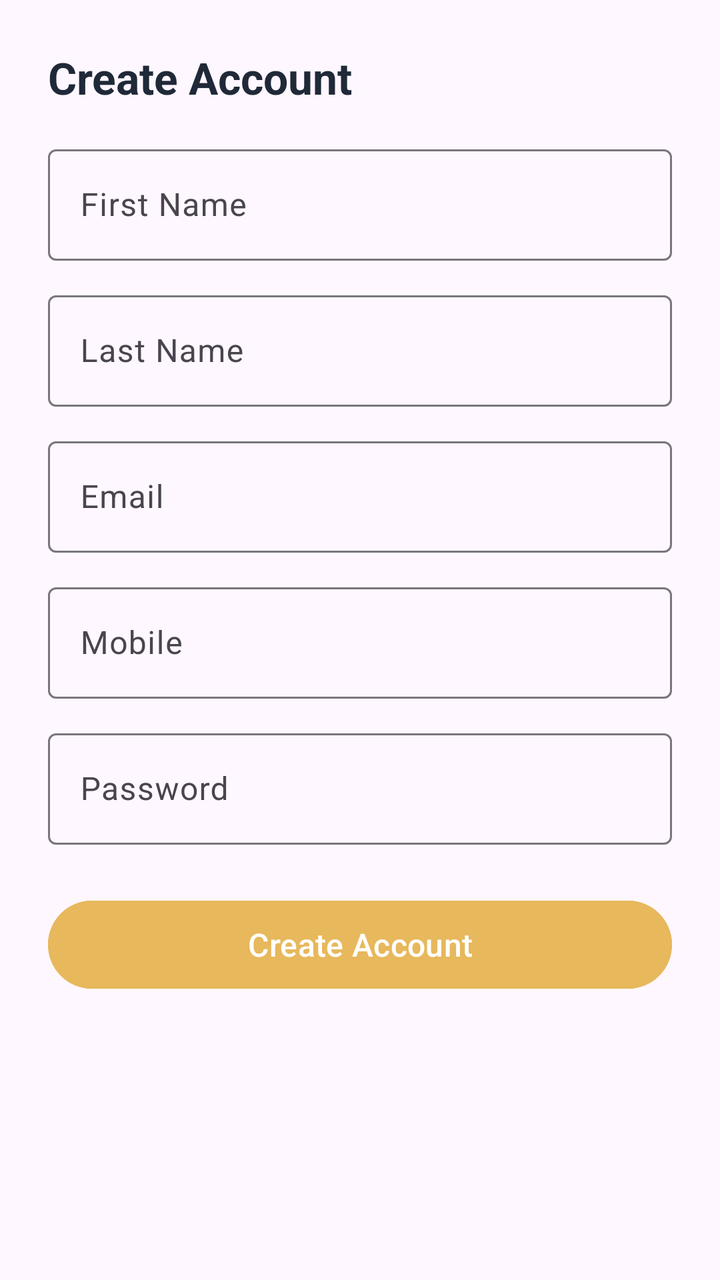
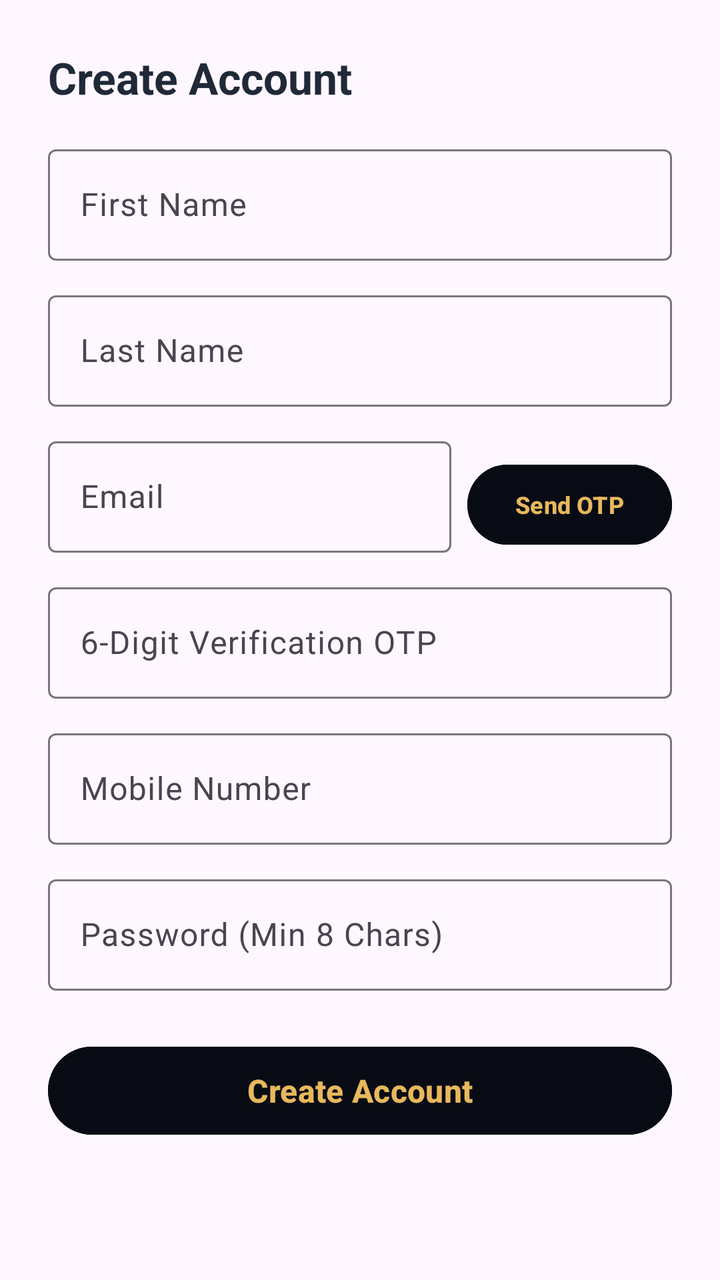

Before-and-after screenshots of an Android layout around one commit, followed by the original layout XML and the change that was made.
<!-- AndroidManifest.xml: application theme Theme.SKMarketHub -->
<!-- res/layout/fragment_register.xml -->
<?xml version="1.0" encoding="utf-8"?>
<ScrollView xmlns:android="http://schemas.android.com/apk/res/android"
    android:layout_width="match_parent"
    android:layout_height="match_parent"
    android:padding="24dp">

    <LinearLayout
        android:layout_width="match_parent"
        android:layout_height="wrap_content"
        android:orientation="vertical">

        <TextView
            android:layout_width="wrap_content"
            android:layout_height="wrap_content"
            android:text="Create Account"
            android:textColor="@color/text_primary"
            android:textSize="22sp"
            android:textStyle="bold" />

        <com.google.android.material.textfield.TextInputLayout
            android:layout_width="match_parent"
            android:layout_height="wrap_content"
            android:layout_marginTop="16dp"
            android:hint="First Name">

            <com.google.android.material.textfield.TextInputEditText
                android:id="@+id/etRegFirstName"
                android:layout_width="match_parent"
                android:layout_height="wrap_content" />
        </com.google.android.material.textfield.TextInputLayout>

        <com.google.android.material.textfield.TextInputLayout
            android:layout_width="match_parent"
            android:layout_height="wrap_content"
            android:layout_marginTop="12dp"
            android:hint="Last Name">

            <com.google.android.material.textfield.TextInputEditText
                android:id="@+id/etRegLastName"
                android:layout_width="match_parent"
                android:layout_height="wrap_content" />
        </com.google.android.material.textfield.TextInputLayout>

        <com.google.android.material.textfield.TextInputLayout
            android:layout_width="match_parent"
            android:layout_height="wrap_content"
            android:layout_marginTop="12dp"
            android:hint="Email">

            <com.google.android.material.textfield.TextInputEditText
                android:id="@+id/etRegEmail"
                android:layout_width="match_parent"
                android:layout_height="wrap_content"
                android:inputType="textEmailAddress" />
        </com.google.android.material.textfield.TextInputLayout>

        <com.google.android.material.textfield.TextInputLayout
            android:layout_width="match_parent"
            android:layout_height="wrap_content"
            android:layout_marginTop="12dp"
            android:hint="Mobile">

            <com.google.android.material.textfield.TextInputEditText
                android:id="@+id/etRegMobile"
                android:layout_width="match_parent"
                android:layout_height="wrap_content"
                android:inputType="phone" />
        </com.google.android.material.textfield.TextInputLayout>

        <com.google.android.material.textfield.TextInputLayout
            android:layout_width="match_parent"
            android:layout_height="wrap_content"
            android:layout_marginTop="12dp"
            android:hint="Password">

            <com.google.android.material.textfield.TextInputEditText
                android:id="@+id/etRegPassword"
                android:layout_width="match_parent"
                android:layout_height="wrap_content"
                android:inputType="textPassword" />
        </com.google.android.material.textfield.TextInputLayout>

        <Button
            android:id="@+id/btnRegister"
            android:layout_width="match_parent"
            android:layout_height="52dp"
            android:layout_marginTop="24dp"
            android:backgroundTint="@color/accent"
            android:text="Create Account"
            android:textAllCaps="false"
            android:textSize="16sp" />

        <ProgressBar
            android:id="@+id/pbRegister"
            android:layout_width="wrap_content"
            android:layout_height="wrap_content"
            android:layout_gravity="center"
            android:layout_marginTop="16dp"
            android:visibility="gone" />

    </LinearLayout>

</ScrollView>
<!-- resources referenced by this layout -->
<resources>
  <color name="accent">#E7B85C</color>
  <color name="text_primary">#202938</color>
  <style name="Theme.SKMarketHub" parent="Theme.Material3.DayNight">
          <item name="colorPrimary">@color/primary</item>
          <item name="colorPrimaryDark">@color/primary_dark</item>
          <item name="colorAccent">@color/accent</item>
          <item name="android:statusBarColor">@color/primary_dark</item>
      </style>
  <color name="primary">#080B14</color>
  <color name="primary_dark">#080B14</color>
</resources>

<!-- the commit's change to res/layout/fragment_register.xml (unified diff, before → after) -->
@@ -41,24 +41,58 @@
                 android:layout_height="wrap_content" />
         </com.google.android.material.textfield.TextInputLayout>
 
-        <com.google.android.material.textfield.TextInputLayout
+        <LinearLayout
             android:layout_width="match_parent"
             android:layout_height="wrap_content"
             android:layout_marginTop="12dp"
-            android:hint="Email">
+            android:orientation="horizontal">
+
+            <com.google.android.material.textfield.TextInputLayout
+                android:layout_width="0dp"
+                android:layout_height="wrap_content"
+                android:layout_weight="1"
+                android:hint="Email">
+
+                <com.google.android.material.textfield.TextInputEditText
+                    android:id="@+id/etRegEmail"
+                    android:layout_width="match_parent"
+                    android:layout_height="wrap_content"
+                    android:inputType="textEmailAddress" />
+            </com.google.android.material.textfield.TextInputLayout>
+
+            <Button
+                android:id="@+id/btnRegSendOtp"
+                android:layout_width="wrap_content"
+                android:layout_height="wrap_content"
+                android:layout_gravity="bottom"
+                android:layout_marginStart="8dp"
+                android:backgroundTint="@color/primary"
+                android:text="Send OTP"
+                android:textColor="@color/accent"
+                android:textSize="12sp"
+                android:textStyle="bold" />
+        </LinearLayout>
+
+        <com.google.android.material.textfield.TextInputLayout
+            android:id="@+id/tilRegOtpCode"
+            android:layout_width="match_parent"
+            android:layout_height="wrap_content"
+            android:layout_marginTop="12dp"
+            android:hint="6-Digit Verification OTP">
 
             <com.google.android.material.textfield.TextInputEditText
-                android:id="@+id/etRegEmail"
+                android:id="@+id/etRegOtpCode"
                 android:layout_width="match_parent"
                 android:layout_height="wrap_content"
-                android:inputType="textEmailAddress" />
+                android:inputType="number"
+                android:maxLength="6" />
         </com.google.android.material.textfield.TextInputLayout>
 
         <com.google.android.material.textfield.TextInputLayout
             android:layout_width="match_parent"
             android:layout_height="wrap_content"
             android:layout_marginTop="12dp"
-            android:hint="Mobile">
+            android:hint="Mobile Number">
 
             <com.google.android.material.textfield.TextInputEditText
                 android:id="@+id/etRegMobile"
@@ -71,7 +105,7 @@
             android:layout_width="match_parent"
             android:layout_height="wrap_content"
             android:layout_marginTop="12dp"
-            android:hint="Password">
+            android:hint="Password (Min 8 Chars)">
 
             <com.google.android.material.textfield.TextInputEditText
                 android:id="@+id/etRegPassword"
@@ -85,10 +119,12 @@
             android:layout_width="match_parent"
             android:layout_height="52dp"
             android:layout_marginTop="24dp"
-            android:backgroundTint="@color/accent"
+            android:backgroundTint="@color/primary"
             android:text="Create Account"
             android:textAllCaps="false"
-            android:textSize="16sp" />
+            android:textColor="@color/accent"
+            android:textSize="16sp"
+            android:textStyle="bold" />
 
         <ProgressBar
             android:id="@+id/pbRegister"
